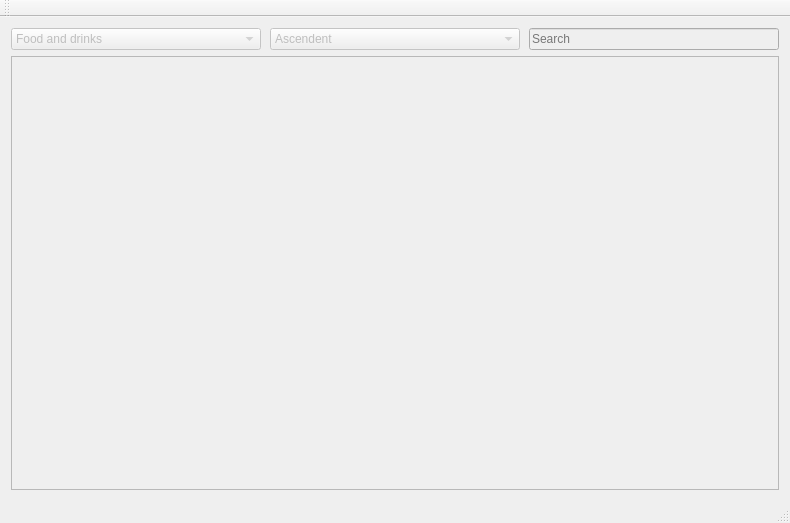
The window that mainwindow.ui (Carlos-D-09/lerma) describes before a commit, drawn with Qt 5.
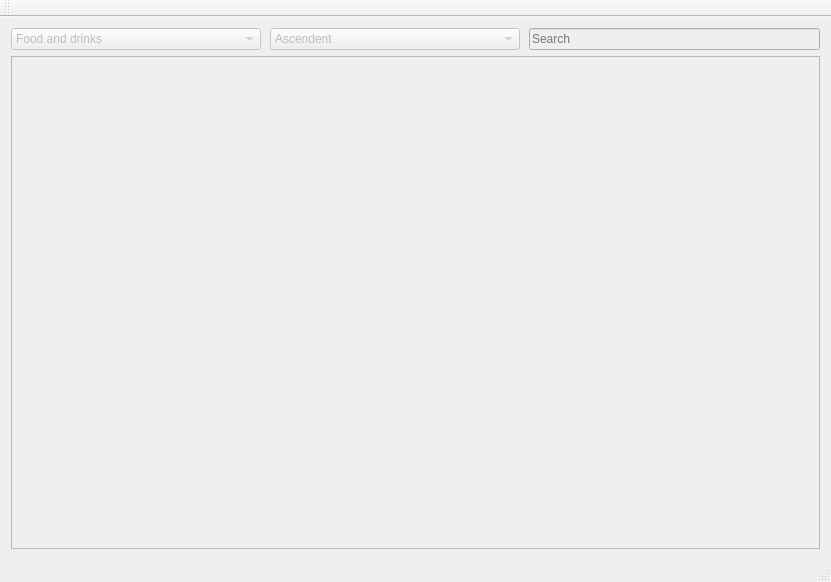
The same window after the commit. The open tabs and pages were chosen to show the change.

Commit message: Ultima versión de la etapa 4

```diff
--- a/mainwindow.ui
+++ b/mainwindow.ui
@@ -6,8 +6,8 @@
    <rect>
     <x>0</x>
     <y>0</y>
-    <width>788</width>
-    <height>523</height>
+    <width>831</width>
+    <height>582</height>
    </rect>
   </property>
   <property name="windowTitle">
@@ -290,8 +290,8 @@
             <rect>
              <x>0</x>
              <y>0</y>
-             <width>768</width>
-             <height>422</height>
+             <width>811</width>
+             <height>481</height>
             </rect>
            </property>
            <layout class="QGridLayout" name="gridLayout_7">
```
Left out of the diff: 2 changed lines with no effect on the pictures. The commit also changes 2 other files.
